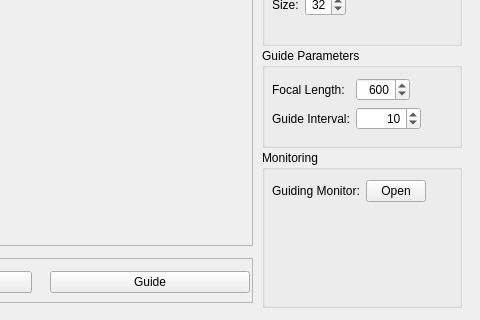
AndreasFMueller/AstroPhotography, file gui/guiding/Guiding/guiderwidget.ui: the form before one commit; both pictures show x 410 to 890 and y 260 to 580 of the 890 by 580 pixel window.
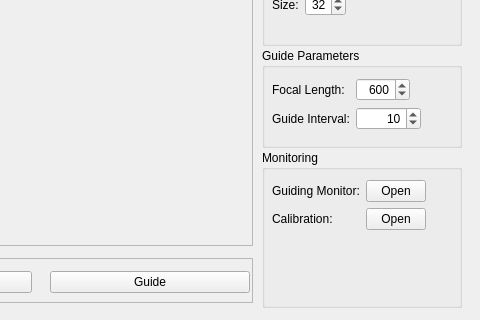
The form after the commit. Custom widgets are drawn as their Qt base class.

Commit message: calibration stuff, new Tasks app

The edit to the form file:
```diff
--- a/gui/guiding/Guiding/guiderwidget.ui
+++ b/gui/guiding/Guiding/guiderwidget.ui
@@ -625,6 +625,29 @@
             </property>
            </widget>
           </item>
+          <item row="1" column="0">
+           <widget class="QLabel" name="calibrationLabel">
+            <property name="text">
+             <string>Calibration:</string>
+            </property>
+           </widget>
+          </item>
+          <item row="1" column="1">
+           <widget class="QPushButton" name="calibrationButton">
+            <property name="maximumSize">
+             <size>
+              <width>60</width>
+              <height>16777215</height>
+             </size>
+            </property>
+            <property name="text">
+             <string>Open</string>
+            </property>
+            <property name="autoDefault">
+             <bool>false</bool>
+            </property>
+           </widget>
+          </item>
          </layout>
         </widget>
        </widget>
```
Left out of the diff: 17 changed lines with no effect on the pictures. The commit also changes 62 other files.
